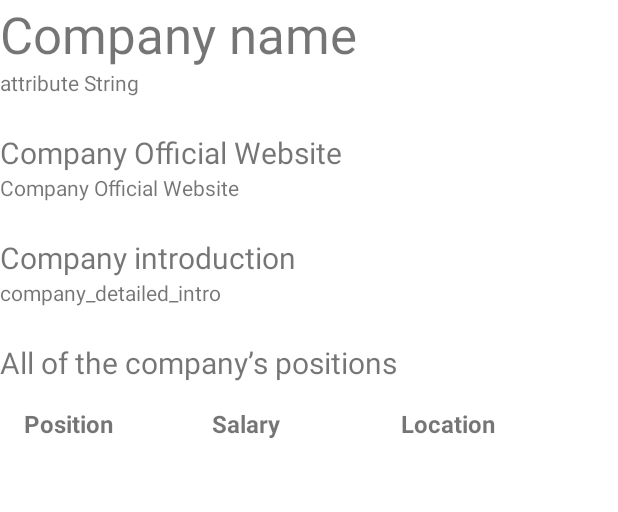
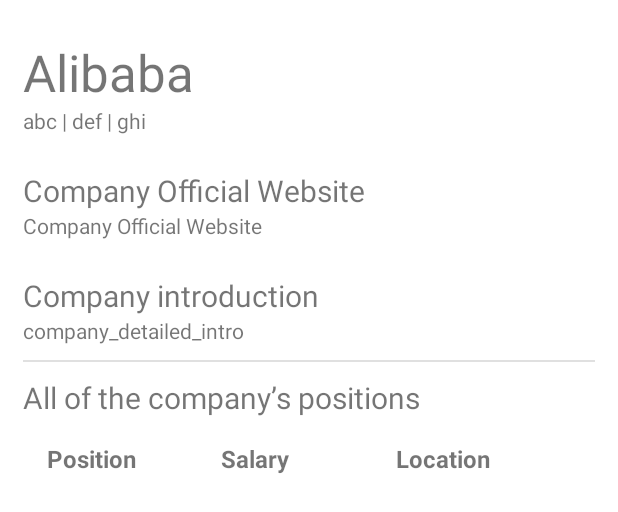
Before and after one commit to SZYD717/Job_Match_App, an Android app: the layout activity_company_info.xml on its own in the app's theme, with its tools: preview values and no code run, on a phone screen of 412 x 824 dp. Shown: the top 512 px of the screen. Run offline under Robolectric (Android 15) with nearby library versions, the phone set to English and light mode, and no system bars; network calls fail.

Commit message:
小改了以下company_info

```diff
--- a/app/src/main/res/layout/activity_company_info.xml
+++ b/app/src/main/res/layout/activity_company_info.xml
@@ -1,75 +1,86 @@
 <?xml version="1.0" encoding="utf-8"?>
 <androidx.constraintlayout.widget.ConstraintLayout xmlns:android="http://schemas.android.com/apk/res/android"
+    xmlns:app="http://schemas.android.com/apk/res-auto"
+    xmlns:tools="http://schemas.android.com/tools"
     android:layout_width="match_parent"
-    android:layout_height="match_parent"
-    xmlns:app="http://schemas.android.com/apk/res-auto"
-    xmlns:tools="http://schemas.android.com/tools">
+    android:layout_height="match_parent">
 
     <LinearLayout
         android:id="@+id/linearLayout"
-            android:layout_width="409dp"
-            android:layout_height="731dp"
+        android:layout_width="match_parent"
+        android:layout_height="0dp"
+        android:layout_marginStart="15dp"
+        android:layout_marginEnd="15dp"
+        android:layout_marginBottom="160dp"
         android:gravity="left"
         android:orientation="vertical"
-            tools:ignore="MissingConstraints"
-            tools:layout_editor_absoluteX="1dp">
+        app:layout_constraintBottom_toBottomOf="parent"
+        app:layout_constraintEnd_toEndOf="parent"
+        app:layout_constraintStart_toStartOf="parent"
+        app:layout_constraintTop_toTopOf="parent"
+        tools:ignore="MissingConstraints">
 
         <TextView
             android:id="@+id/company_name"
             android:layout_width="match_parent"
             android:layout_height="wrap_content"
-                android:text="Company name"
-                android:textSize="34sp"/>
+            android:layout_marginTop="25dp"
+            android:text="Alibaba"
+            android:textSize="34sp" />
 
         <TextView
             android:id="@+id/company_attribute"
             android:layout_width="match_parent"
             android:layout_height="wrap_content"
-                android:text="attribute String"/>
+            android:text="abc | def | ghi" />
 
         <Space
             android:layout_width="match_parent"
-                android:layout_height="wrap_content"/>
-        <Space
-                android:layout_width="match_parent"
-                android:layout_height="23dp"/>
+            android:layout_height="23dp" />
+
         <TextView
             android:id="@+id/company_website"
             android:layout_width="match_parent"
             android:layout_height="wrap_content"
             android:text="Company Official Website "
-                android:textSize="20sp"/>
+            android:textSize="20sp" />
 
         <TextView
             android:id="@+id/company_official_website"
             android:layout_width="match_parent"
             android:layout_height="wrap_content"
-                android:text="Company Official Website "/>
+            android:text="Company Official Website " />
 
         <Space
             android:layout_width="match_parent"
-                android:layout_height="23dp"/>
+            android:layout_height="23dp" />
+
         <TextView
             android:layout_width="match_parent"
             android:layout_height="wrap_content"
             android:text="Company introduction"
-                android:textSize="20sp"/>
+            android:textSize="20sp" />
 
         <TextView
             android:id="@+id/company_introduction"
             android:layout_width="match_parent"
             android:layout_height="wrap_content"
-                android:text="company_detailed_intro"/>
+            android:text="company_detailed_intro" />
 
-        <Space
+        <View
+            android:id="@+id/divider5"
             android:layout_width="match_parent"
-                android:layout_height="23dp"/>
+            android:layout_height="1dp"
+            android:layout_marginTop="10dp"
+            android:layout_marginBottom="10dp"
+            android:background="?android:attr/listDivider" />
+
         <TextView
             android:id="@+id/company_positions"
             android:layout_width="match_parent"
             android:layout_height="wrap_content"
             android:text="All of the company’s positions"
-                android:textSize="20sp"/>
+            android:textSize="20sp" />
 
         <TableLayout
             android:id="@+id/job_item"
@@ -83,19 +94,25 @@
                     android:layout_width="0dp"
                     android:layout_height="wrap_content"
                     android:layout_weight="1"
-                        android:text="Position" android:textStyle="bold" android:textSize="16sp"/>
+                    android:text="Position"
+                    android:textSize="16sp"
+                    android:textStyle="bold" />
 
                 <TextView
                     android:layout_width="0dp"
                     android:layout_height="wrap_content"
                     android:layout_weight="1"
-                        android:text="Salary" android:textStyle="bold" android:textSize="16sp"/>
+                    android:text="Salary"
+                    android:textSize="16sp"
+                    android:textStyle="bold" />
 
                 <TextView
                     android:layout_width="0dp"
                     android:layout_height="wrap_content"
                     android:layout_weight="1"
-                        android:text="Location" android:textStyle="bold" android:textSize="16sp"/>
+                    android:text="Location"
+                    android:textSize="16sp"
+                    android:textStyle="bold" />
 
             </TableRow>
 
@@ -104,6 +121,4 @@
     </LinearLayout>
 
 
-
-
 </androidx.constraintlayout.widget.ConstraintLayout>
```
Lines whose indentation alone changed are shown as unchanged.
